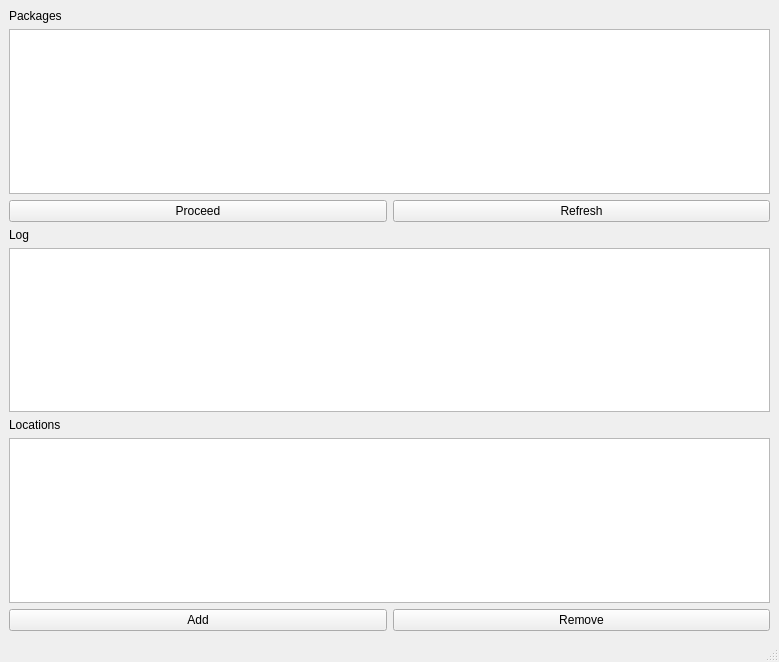
Before: the Qt Designer form src/openalea/deploy-gui/resources/mainwindow.ui in openalea/openalea, drawn with Qt 5.
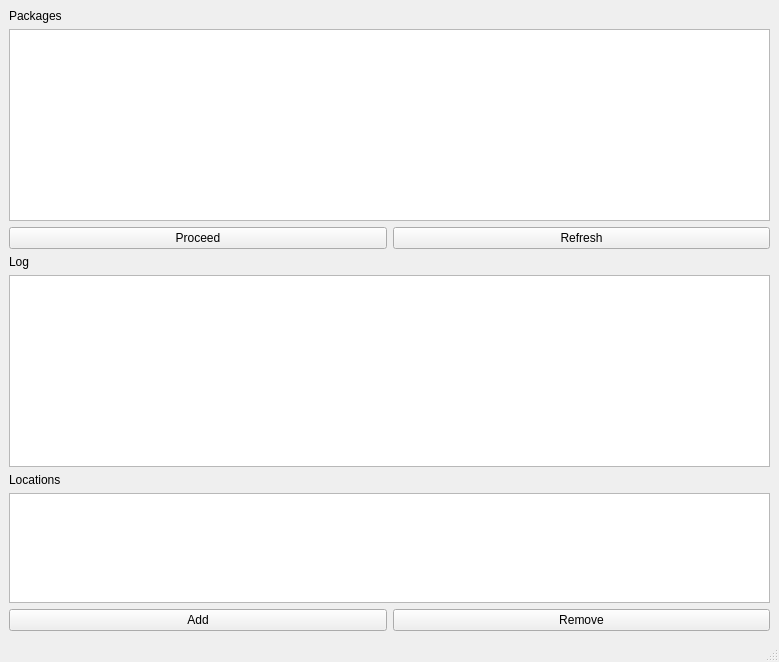
After: the same form once the commit is applied. Icons and pictures are not drawn.

Commit message:
Implement proceed and refresh functionality of deploy-gui and test with core.egg Filter only non installed egg
Fix a bug when running postinstall_scripts

```diff
--- a/src/openalea/deploy-gui/resources/mainwindow.ui
+++ b/src/openalea/deploy-gui/resources/mainwindow.ui
@@ -31,7 +31,17 @@
      </widget>
     </item>
     <item>
-     <widget class="QListWidget" name="packageList" />
+     <widget class="QListWidget" name="packageList" >
+      <property name="selectionMode" >
+       <enum>QAbstractItemView::MultiSelection</enum>
+      </property>
+      <property name="modelColumn" >
+       <number>0</number>
+      </property>
+      <property name="sortingEnabled" >
+       <bool>true</bool>
+      </property>
+     </widget>
     </item>
     <item>
      <layout class="QHBoxLayout" >
@@ -65,7 +75,11 @@
      </widget>
     </item>
     <item>
-     <widget class="QListWidget" name="listWidget" />
+     <widget class="QTextEdit" name="logText" >
+      <property name="readOnly" >
+       <bool>true</bool>
+      </property>
+     </widget>
     </item>
     <item>
      <widget class="QLabel" name="label_2" >
@@ -81,7 +95,7 @@
         <hsizetype>7</hsizetype>
         <vsizetype>7</vsizetype>
         <horstretch>0</horstretch>
-        <verstretch>0</verstretch>
+        <verstretch>4</verstretch>
        </sizepolicy>
       </property>
      </widget>
```
Left out of the diff: 1 changed line with no effect on the pictures. The commit also changes 4 other files.
